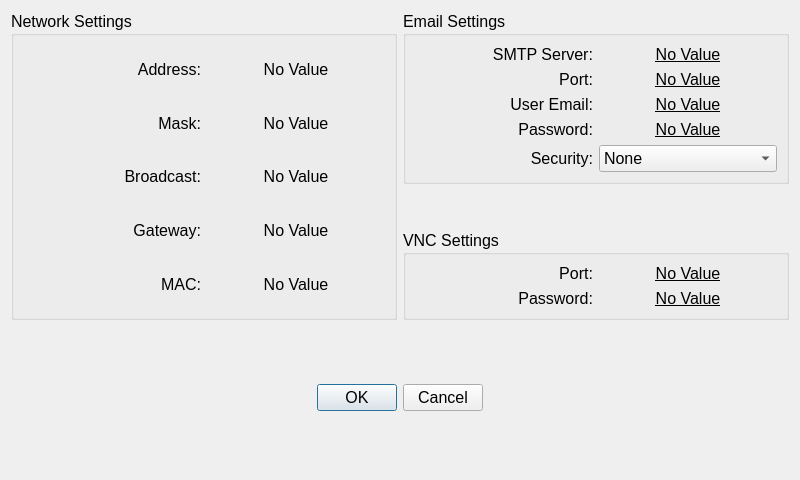
Old version of the form Key/frmnetworksettings.ui in the repository BuzzSiler/keycodebox-key.
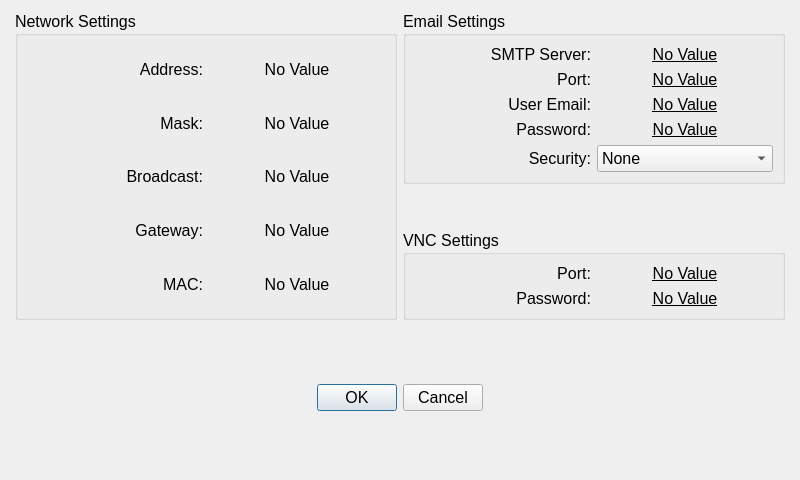
New version of the form. Custom widgets are drawn as their Qt base class.

Patch:
```diff
--- a/Key/frmnetworksettings.ui
+++ b/Key/frmnetworksettings.ui
@@ -10,6 +10,18 @@
     <height>480</height>
    </rect>
   </property>
+  <property name="minimumSize">
+   <size>
+    <width>800</width>
+    <height>480</height>
+   </size>
+  </property>
+  <property name="maximumSize">
+   <size>
+    <width>800</width>
+    <height>480</height>
+   </size>
+  </property>
   <property name="font">
    <font>
     <pointsize>12</pointsize>
@@ -19,6 +31,12 @@
    <string>Dialog</string>
   </property>
   <layout class="QVBoxLayout" name="verticalLayout_5">
+   <property name="leftMargin">
+    <number>15</number>
+   </property>
+   <property name="rightMargin">
+    <number>15</number>
+   </property>
    <item>
     <layout class="QHBoxLayout" name="horizontalLayout_2">
      <item>
```
